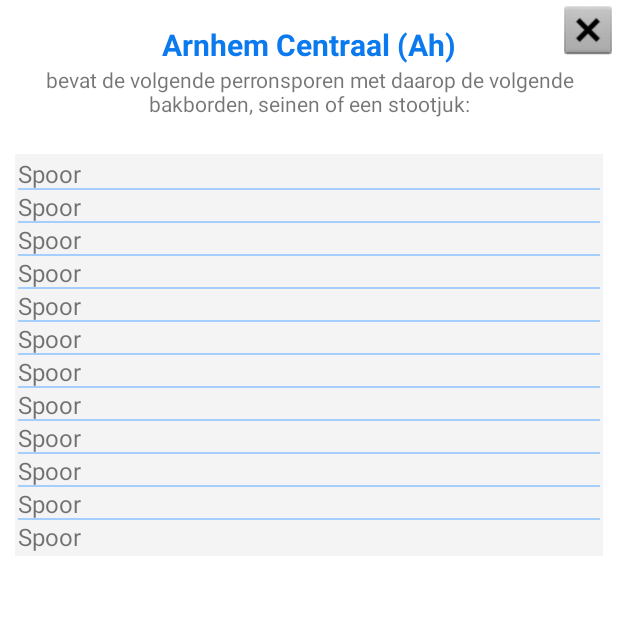
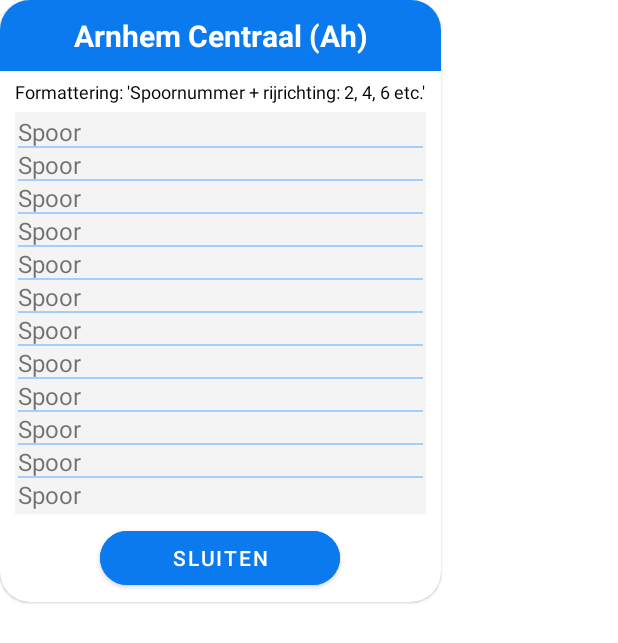
Before and after one commit to DireQtDesigns/MijnBakborden, an Android app: the layout station_dialog.xml on its own in the app's theme, with its tools: preview values and no code run, on a phone screen of 412 x 824 dp. Shown: the top 643 px of the screen. Run offline under Robolectric (Android 15) with nearby library versions, the phone set to English and light mode, and no system bars.

Commit message:
Slight layout improvements

```diff
--- a/app/src/main/java/com/klaczynski/mijnbakborden/StationAdapter.java
+++ b/app/src/main/java/com/klaczynski/mijnbakborden/StationAdapter.java
@@ -143,7 +143,7 @@ public class StationAdapter extends ArrayAdapter<Station> {
         Dialog dialog = new Dialog(getContext());
         Log.d(TAG, "showDialog: " + getContext().toString());
         dialog.setContentView(R.layout.station_dialog);
-        dialog.getWindow().setLayout(WindowManager.LayoutParams.MATCH_PARENT, WindowManager.LayoutParams.WRAP_CONTENT);
+        dialog.getWindow().setBackgroundDrawable(new ColorDrawable(Color.TRANSPARENT));
         dialog.show();
 
         TextView stationName = dialog.findViewById(R.id.dialogName);
--- a/app/src/main/res/layout/station_dialog.xml
+++ b/app/src/main/res/layout/station_dialog.xml
@@ -1,49 +1,58 @@
 <?xml version="1.0" encoding="utf-8"?>
-<androidx.constraintlayout.widget.ConstraintLayout xmlns:android="http://schemas.android.com/apk/res/android"
+<com.google.android.material.card.MaterialCardView xmlns:android="http://schemas.android.com/apk/res/android"
     xmlns:app="http://schemas.android.com/apk/res-auto"
     xmlns:tools="http://schemas.android.com/tools"
+    android:id="@+id/dialogcardview"
+    android:layout_width="wrap_content"
+    android:layout_height="wrap_content"
+    app:cardCornerRadius="20dp">
+
+    <LinearLayout
         android:layout_width="match_parent"
-    android:layout_height="wrap_content">
+        android:layout_height="match_parent"
+        android:orientation="vertical"
+        android:gravity="center_horizontal">
 
         <TextView
             android:id="@+id/dialogName"
-        android:layout_width="wrap_content"
+            android:layout_width="match_parent"
             android:layout_height="wrap_content"
-        android:layout_marginTop="16dp"
-        android:textColor="@color/blauw"
+            android:background="@color/blauw"
+            android:gravity="center"
+            android:paddingTop="10dp"
+            android:paddingBottom="10dp"
+            android:text="Arnhem Centraal (Ah)"
+            android:maxLines="1"
+            android:textColor="@color/white"
             android:textSize="20sp"
             android:textStyle="bold"
             app:layout_constraintEnd_toEndOf="parent"
             app:layout_constraintStart_toStartOf="parent"
-        app:layout_constraintTop_toTopOf="parent"
-        tools:text="Arnhem Centraal (Ah)" />
+            app:layout_constraintTop_toTopOf="parent" />
+
 
         <TextView
             android:id="@+id/textView9"
             android:layout_width="wrap_content"
             android:layout_height="wrap_content"
+            android:layout_marginStart="10dp"
+            android:layout_marginEnd="10dp"
+            android:layout_marginTop="5dp"
+            android:layout_marginBottom="5dp"
             android:gravity="center"
-        android:text="bevat de volgende perronsporen met daarop de volgende bakborden, seinen of een stootjuk:"
+            android:text="Formattering: 'Spoornummer + rijrichting: 2, 4, 6 etc.'"
+            android:textColor="@color/black"
+            android:textSize="12dp"
             app:layout_constraintEnd_toEndOf="parent"
             app:layout_constraintStart_toStartOf="parent"
             app:layout_constraintTop_toBottomOf="@+id/dialogName" />
 
-    <TextView
-        android:id="@+id/buttonDialogClose"
-        android:layout_width="40sp"
-        android:layout_height="40sp"
-        android:background="@android:drawable/btn_dialog"
-        android:clickable="true"
-        app:layout_constraintEnd_toEndOf="parent"
-        app:layout_constraintTop_toTopOf="parent" />
-
         <LinearLayout
+            android:id="@+id/listLayout"
             android:layout_width="match_parent"
             android:layout_height="wrap_content"
             android:layout_marginLeft="10dp"
-        android:layout_marginTop="24dp"
             android:layout_marginRight="10dp"
-        android:layout_marginBottom="10dp"
             android:background="#F4F4F4"
             android:orientation="vertical"
             android:padding="2dp"
@@ -52,13 +61,14 @@
             app:layout_constraintStart_toStartOf="parent"
             app:layout_constraintTop_toBottomOf="@+id/textView9">
 
+
             <TextView
                 android:id="@+id/sp1"
                 android:layout_width="match_parent"
                 android:layout_height="wrap_content"
                 android:layout_weight="1"
+                android:background="@drawable/borderbottom"
                 android:text="Spoor "
-            android:background="@drawable/borderbottom"
                 android:textSize="16sp" />
 
             <TextView
@@ -66,8 +76,8 @@
                 android:layout_width="match_parent"
                 android:layout_height="wrap_content"
                 android:layout_weight="1"
+                android:background="@drawable/borderbottom"
                 android:text="Spoor "
-            android:background="@drawable/borderbottom"
                 android:textSize="16sp" />
 
             <TextView
@@ -75,8 +85,8 @@
                 android:layout_width="match_parent"
                 android:layout_height="wrap_content"
                 android:layout_weight="1"
+                android:background="@drawable/borderbottom"
                 android:text="Spoor "
-            android:background="@drawable/borderbottom"
                 android:textSize="16sp" />
 
             <TextView
@@ -84,8 +94,8 @@
                 android:layout_width="match_parent"
                 android:layout_height="wrap_content"
                 android:layout_weight="1"
+                android:background="@drawable/borderbottom"
                 android:text="Spoor "
-            android:background="@drawable/borderbottom"
                 android:textSize="16sp" />
 
             <TextView
@@ -93,8 +103,8 @@
                 android:layout_width="match_parent"
                 android:layout_height="wrap_content"
                 android:layout_weight="1"
+                android:background="@drawable/borderbottom"
                 android:text="Spoor "
-            android:background="@drawable/borderbottom"
                 android:textSize="16sp" />
 
             <TextView
@@ -102,8 +112,8 @@
                 android:layout_width="match_parent"
                 android:layout_height="wrap_content"
                 android:layout_weight="1"
+                android:background="@drawable/borderbottom"
                 android:text="Spoor "
-            android:background="@drawable/borderbottom"
                 android:textSize="16sp" />
 
             <TextView
@@ -111,8 +121,8 @@
                 android:layout_width="match_parent"
                 android:layout_height="wrap_content"
                 android:layout_weight="1"
+                android:background="@drawable/borderbottom"
                 android:text="Spoor "
-            android:background="@drawable/borderbottom"
                 android:textSize="16sp" />
 
             <TextView
@@ -120,8 +130,8 @@
                 android:layout_width="match_parent"
                 android:layout_height="wrap_content"
                 android:layout_weight="1"
+                android:background="@drawable/borderbottom"
                 android:text="Spoor "
-            android:background="@drawable/borderbottom"
                 android:textSize="16sp" />
 
             <TextView
@@ -129,8 +139,8 @@
                 android:layout_width="match_parent"
                 android:layout_height="wrap_content"
                 android:layout_weight="1"
+                android:background="@drawable/borderbottom"
                 android:text="Spoor "
-            android:background="@drawable/borderbottom"
                 android:textSize="16sp" />
 
             <TextView
@@ -138,8 +148,8 @@
                 android:layout_width="match_parent"
                 android:layout_height="wrap_content"
                 android:layout_weight="1"
+                android:background="@drawable/borderbottom"
                 android:text="Spoor "
-            android:background="@drawable/borderbottom"
                 android:textSize="16sp" />
 
             <TextView
@@ -147,8 +157,8 @@
                 android:layout_width="match_parent"
                 android:layout_height="wrap_content"
                 android:layout_weight="1"
+                android:background="@drawable/borderbottom"
                 android:text="Spoor "
-            android:background="@drawable/borderbottom"
                 android:textSize="16sp" />
 
             <TextView
@@ -160,4 +170,20 @@
                 android:textSize="16sp" />
         </LinearLayout>
 
-</androidx.constraintlayout.widget.ConstraintLayout>
+        <com.google.android.material.button.MaterialButton
+            android:layout_marginTop="5dp"
+            android:layout_marginBottom="5dp"
+            android:backgroundTint="@color/blauw"
+            android:id="@+id/buttonDialogClose"
+            android:text="Sluiten"
+            app:cornerRadius="20dp"
+            android:layout_width="160dp"
+            android:layout_height="wrap_content"
+            app:layout_constraintStart_toStartOf="parent"
+            app:layout_constraintEnd_toEndOf="parent"
+            app:layout_constraintBottom_toBottomOf="parent"
+            app:layout_constraintTop_toBottomOf="@id/listLayout" />
+    </LinearLayout>
+
+
+</com.google.android.material.card.MaterialCardView>
```
Lines whose indentation alone changed are shown as unchanged.
